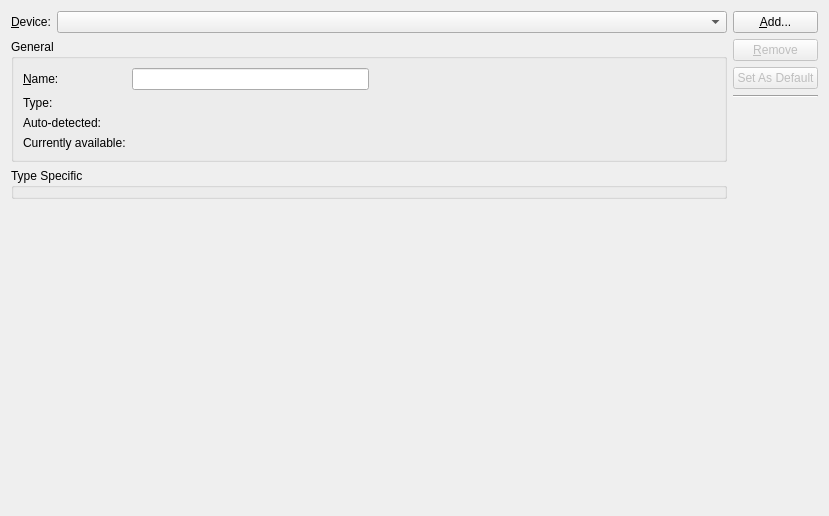
First picture: the form in src/plugins/projectexplorer/devicesupport/devicesettingswidget.ui, repository qt-creator/qt-creator, before the edit.
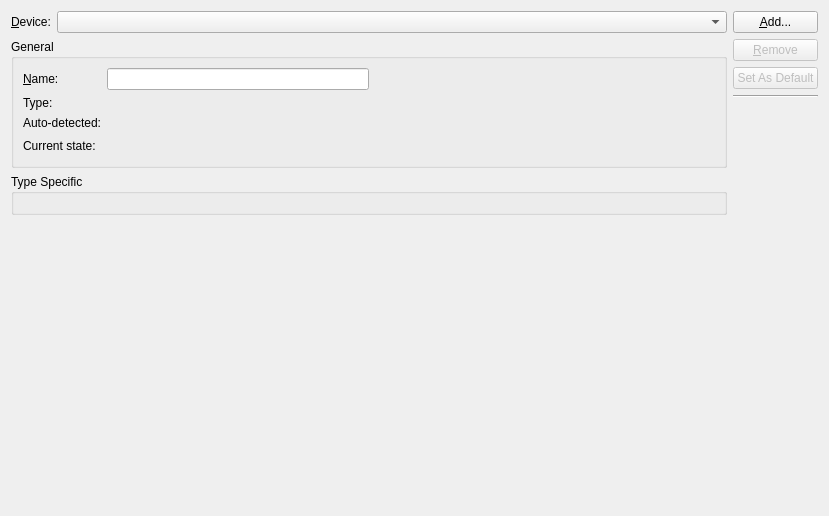
Second picture: the form after the edit.

Commit message:
IDevice: Introduce state 'device ready to use'.
A connected device might not be ready to use, so introduce another
state for this. The device settings widget is adapted to not only show
the icon, but also the state as string (the icon alone might not be
expressive enough).

```diff
--- a/src/plugins/projectexplorer/devicesupport/devicesettingswidget.ui
+++ b/src/plugins/projectexplorer/devicesupport/devicesettingswidget.ui
@@ -51,7 +51,7 @@
        <property name="title">
         <string>General</string>
        </property>
-       <layout class="QHBoxLayout" name="horizontalLayout_2">
+       <layout class="QHBoxLayout" name="horizontalLayout_3">
         <item>
          <layout class="QFormLayout" name="formLayout_2">
           <item row="0" column="0">
@@ -98,12 +98,32 @@
           <item row="3" column="0">
            <widget class="QLabel" name="availableKeyLabel">
             <property name="text">
-             <string>Currently available:</string>
+             <string>Current state:</string>
             </property>
            </widget>
           </item>
           <item row="3" column="1">
-           <widget class="QLabel" name="availableValueLabel"/>
+           <layout class="QHBoxLayout" name="horizontalLayout_2">
+            <item>
+             <widget class="QLabel" name="deviceStateValueIconLabel"/>
+            </item>
+            <item>
+             <widget class="QLabel" name="deviceStateValueTextLabel"/>
+            </item>
+            <item>
+             <spacer name="horizontalSpacer_2">
+              <property name="orientation">
+               <enum>Qt::Horizontal</enum>
+              </property>
+              <property name="sizeHint" stdset="0">
+               <size>
+                <width>40</width>
+                <height>20</height>
+               </size>
+              </property>
+             </spacer>
+            </item>
+           </layout>
           </item>
          </layout>
         </item>
@@ -134,6 +154,7 @@
        <property name="title">
         <string>Type Specific</string>
        </property>
+       <layout class="QVBoxLayout" name="verticalLayout"/>
       </widget>
      </item>
      <item>
```
Left out of the diff: 2 changed lines with no effect on the pictures. The commit also changes 13 other files.
